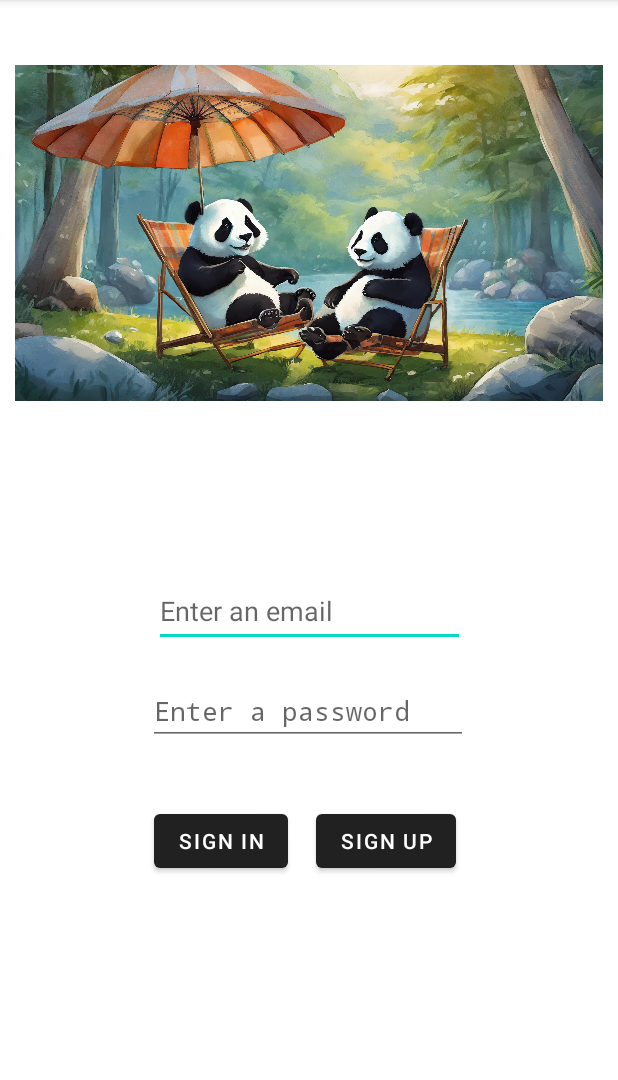
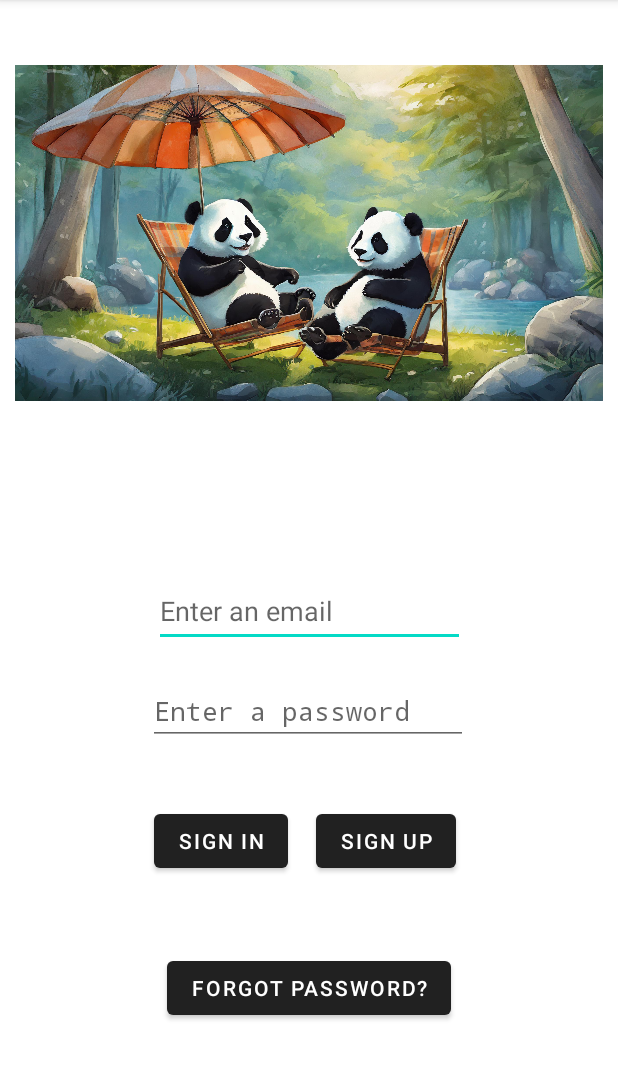
Before and after one commit to nazlgny/SiestaSiesta, an Android app: the screen it shows after launch (MainActivity), on a phone screen of 412 x 824 dp, the part 84-1164 px from its top. Run offline under Robolectric (Android 15) with nearby library versions, the phone set to English and light mode, and no system bars; our stand-ins replace Firebase (no records; nobody signed in at launch, a user with empty details on screens opened directly).

Commit message:
Forgot password eklendi

```diff
--- a/app/src/main/res/layout/activity_main.xml
+++ b/app/src/main/res/layout/activity_main.xml
@@ -55,6 +55,17 @@
         android:text="Sign In"
         app:layout_constraintStart_toStartOf="@+id/passwordText"
         app:layout_constraintTop_toBottomOf="@+id/passwordText" />
+    <Button
+        android:id="@+id/forgotPassword"
+        android:layout_width="wrap_content"
+        android:layout_height="wrap_content"
+        android:layout_marginTop="50dp"
+        android:onClick="forgotPasswordClick"
+        android:text="Forgot Password?"
+        app:layout_constraintEnd_toEndOf="parent"
+        app:layout_constraintStart_toStartOf="parent"
+        app:layout_constraintTop_toBottomOf="@+id/signInButton" />
+
 
     <ImageView
         android:id="@+id/imageView3"
```
Also changed, not shown: app/src/main/java/com/example/siestasiestabitirme/MainActivity.java (+22 -0 lines).
